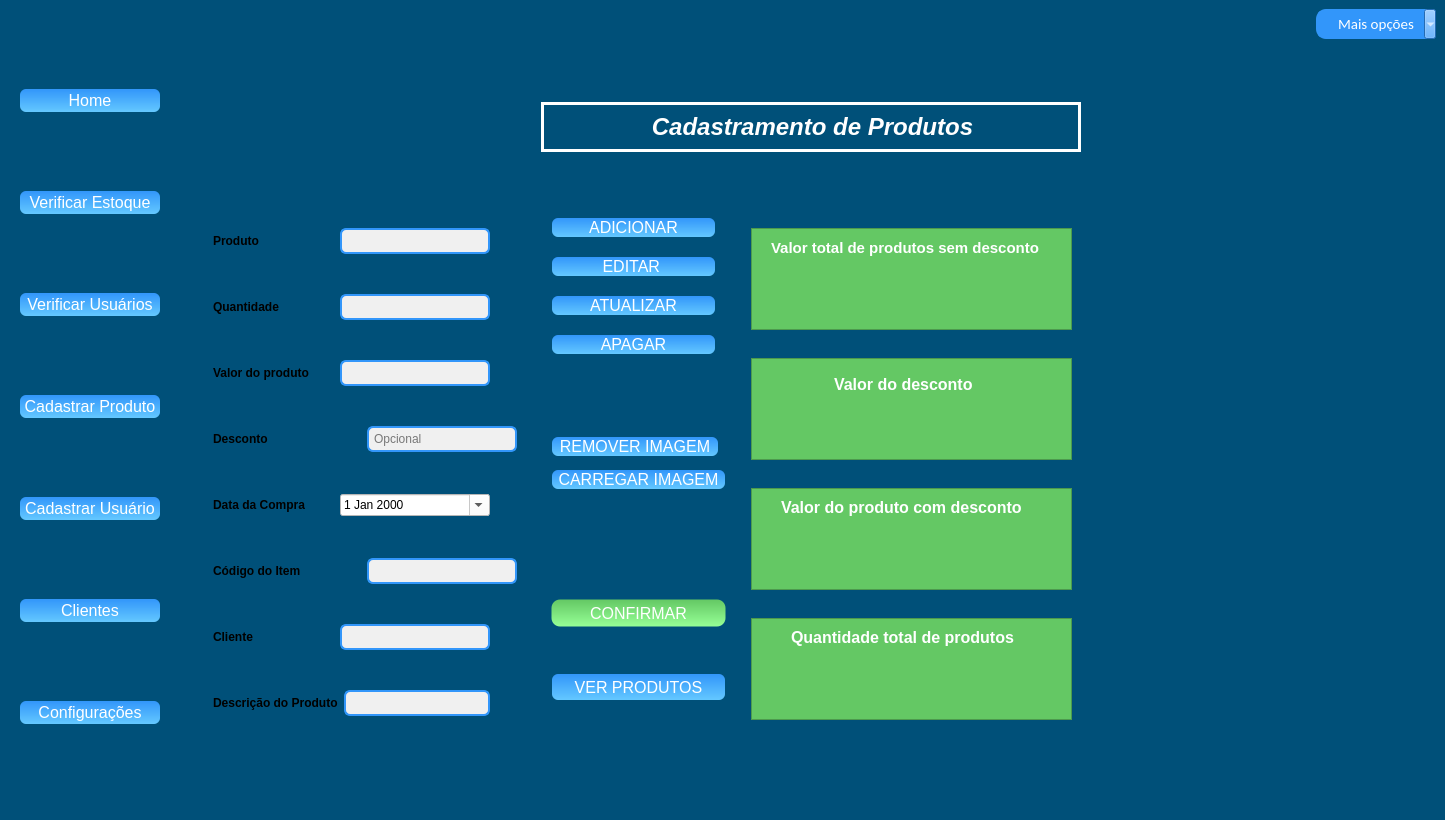
This is novamaine.ui in KevenLucas025/ProjetoERP as Qt 5 draws it before an edit. The edited form follows.
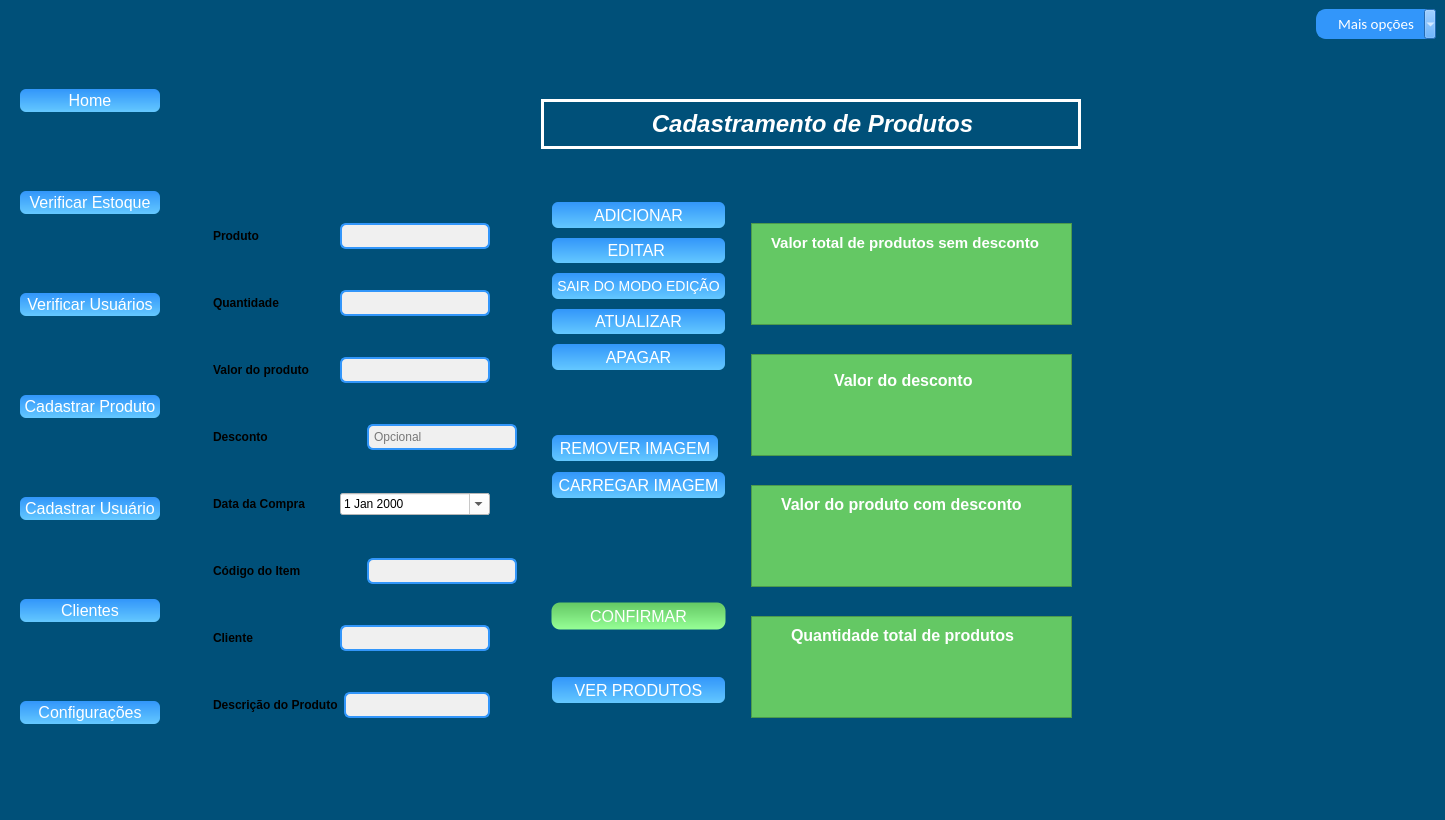
This is the edited form. The open tabs and pages were chosen to show the change. Icons and pictures are not drawn.

Commit message: correção tabela produtos/corrigindo função editar produtos

```diff
--- a/novamaine.ui
+++ b/novamaine.ui
@@ -2496,8 +2496,8 @@
              </property>
              <property name="maximumSize">
               <size>
-               <width>185</width>
-               <height>180</height>
+               <width>200</width>
+               <height>190</height>
               </size>
              </property>
              <property name="frameShape">
@@ -2518,7 +2518,7 @@
                 <property name="maximumSize">
                  <size>
                   <width>16777215</width>
-                  <height>23</height>
+                  <height>30</height>
                  </size>
                 </property>
                 <property name="cursor">
@@ -2558,7 +2558,7 @@
                 <property name="maximumSize">
                  <size>
                   <width>16777215</width>
-                  <height>23</height>
+                  <height>30</height>
                  </size>
                 </property>
                 <property name="cursor">
@@ -2587,6 +2587,43 @@
                 </property>
                </widget>
               </item>
+              <item>
+               <widget class="QPushButton" name="btn_sair_modo_edicao_produtos">
+                <property name="sizePolicy">
+                 <sizepolicy hsizetype="Expanding" vsizetype="Expanding">
+                  <horstretch>0</horstretch>
+                  <verstretch>0</verstretch>
+                 </sizepolicy>
+                </property>
+                <property name="maximumSize">
+                 <size>
+                  <width>16777215</width>
+                  <height>30</height>
+                 </size>
+                </property>
+                <property name="styleSheet">
+                 <string notr="true">QPushButton {
+    color: rgb(255, 255, 255);
+    border-radius: 8px;
+    font-size: 14px;
+    background: qlineargradient(x1:0, y1:0, x2:0, y2:1, stop:0 rgb(50, 150, 250), stop:1 rgb(100, 200, 255)); /* Gradiente de azul claro para azul mais claro */
+    border: 4px solid transparent;
+}
+
+QPushButton:hover {
+    background: qlineargradient(x1:0, y1:0, x2:0, y2:1, stop:0 rgb(100, 180, 255), stop:1 rgb(150, 220, 255)); /* Gradiente de azul mais claro para azul ainda mais claro */
+    color: black;
+}</string>
+                </property>
+                <property name="text">
+                 <string>SAIR DO MODO EDIÇÃO</string>
+                </property>
+                <property name="icon">
+                 <iconset>
+                  <normaloff>imagens/sair.png</normaloff>imagens/sair.png</iconset>
+                </property>
+               </widget>
+              </item>
               <item>
                <widget class="QPushButton" name="btn_atualizar_produto">
                 <property name="sizePolicy">
@@ -2598,7 +2635,7 @@
                 <property name="maximumSize">
                  <size>
                   <width>16777215</width>
-                  <height>23</height>
+                  <height>30</height>
                  </size>
                 </property>
                 <property name="cursor">
@@ -2638,7 +2675,7 @@
                 <property name="maximumSize">
                  <size>
                   <width>16777215</width>
-                  <height>23</height>
+                  <height>30</height>
                  </size>
                 </property>
                 <property name="cursor">
@@ -3426,7 +3463,7 @@
              <property name="maximumSize">
               <size>
                <width>200</width>
-               <height>84</height>
+               <height>89</height>
               </size>
              </property>
              <property name="frameShape">
@@ -3447,7 +3484,7 @@
                 <property name="maximumSize">
                  <size>
                   <width>170</width>
-                  <height>23</height>
+                  <height>30</height>
                  </size>
                 </property>
                 <property name="cursor">
@@ -3493,7 +3530,7 @@
                 <property name="maximumSize">
                  <size>
                   <width>180</width>
-                  <height>23</height>
+                  <height>30</height>
                  </size>
                 </property>
                 <property name="cursor">
```
The commit also changes 9 other files.
